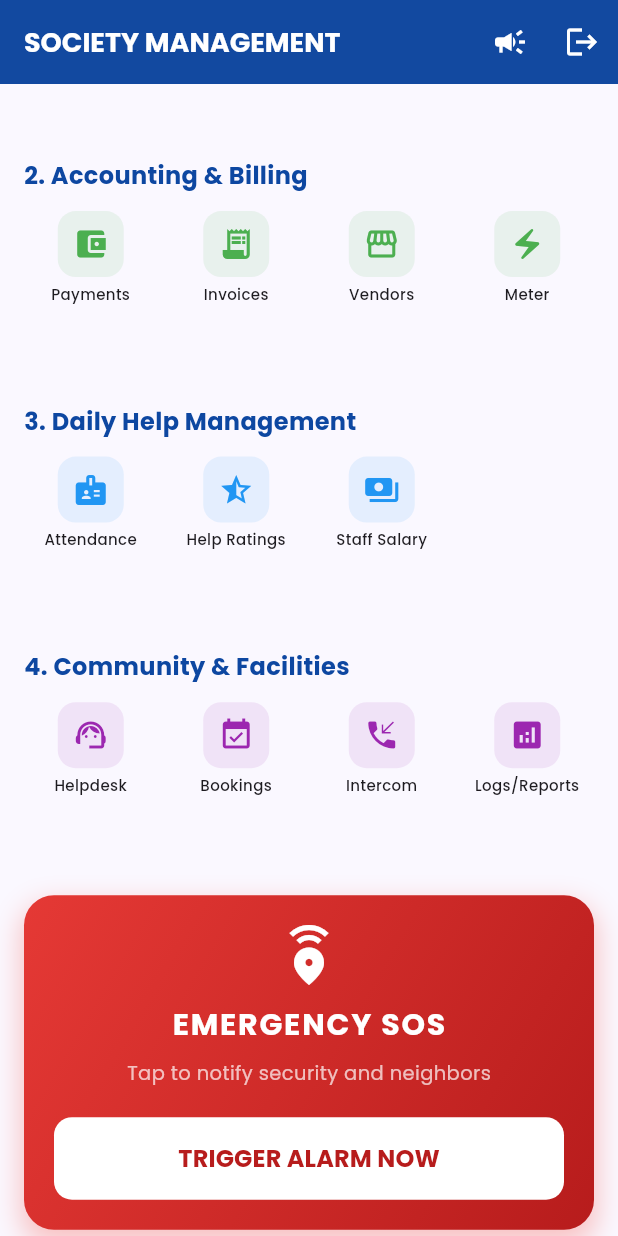
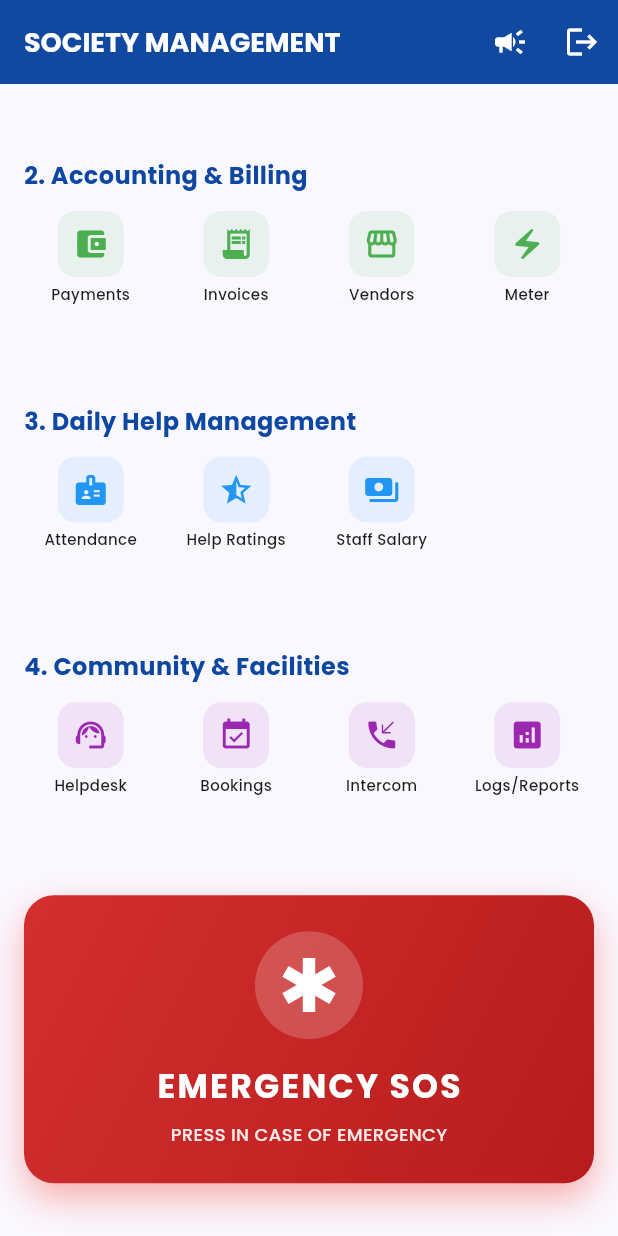
Before and after one commit to DipvisionInfotech/WatchmanApp, a Flutter app: the DashboardScreen screen opened directly, scrolled down 237 dp, on a phone screen of 412 x 824 dp. Run offline on Flutter 3.47's test engine with Material 3 defaults, Android fonts, the phone set to English and light mode, and no system bars; our stand-ins replace font_awesome_flutter, google_fonts.

Commit message:
Update SOS button to a modern full-width card design

```diff
--- a/lib/screens/dashboard_screen.dart
+++ b/lib/screens/dashboard_screen.dart
@@ -271,62 +271,58 @@ class DashboardScreen extends StatelessWidget {
   }
 
   Widget _buildEmergencySection(BuildContext context) {
-    return Container(
+    return InkWell(
+      onTap: () => _triggerEmergency(context),
+      borderRadius: BorderRadius.circular(20),
+      child: Container(
         width: double.infinity,
-      padding: const EdgeInsets.all(20),
+        padding: const EdgeInsets.symmetric(vertical: 24, horizontal: 16),
         decoration: BoxDecoration(
-        gradient: LinearGradient(
-          colors: [Colors.red.shade600, Colors.red.shade900],
+          gradient: const LinearGradient(
+            colors: [Color(0xFFD32F2F), Color(0xFFB71C1C)],
             begin: Alignment.topLeft,
             end: Alignment.bottomRight,
           ),
           borderRadius: BorderRadius.circular(20),
           boxShadow: [
             BoxShadow(
-            color: Colors.red.withOpacity(0.3),
-            blurRadius: 15,
-            spreadRadius: 2,
-            offset: const Offset(0, 8),
+              color: Colors.red.withOpacity(0.4),
+              blurRadius: 20,
+              offset: const Offset(0, 10),
             ),
           ],
         ),
         child: Column(
           children: [
-          const Icon(Icons.emergency_share, color: Colors.white, size: 40),
-          const SizedBox(height: 12),
+            Container(
+              padding: const EdgeInsets.all(12),
+              decoration: BoxDecoration(
+                color: Colors.white.withOpacity(0.2),
+                shape: BoxShape.circle,
+              ),
+              child: const Icon(Icons.emergency, color: Colors.white, size: 48),
+            ),
+            const SizedBox(height: 16),
             Text(
               'EMERGENCY SOS',
               style: GoogleFonts.poppins(
                 color: Colors.white,
                 fontWeight: FontWeight.bold,
-              fontSize: 20,
-              letterSpacing: 1.2,
+                fontSize: 22,
+                letterSpacing: 1.5,
               ),
             ),
             const SizedBox(height: 8),
-          const Text(
-            'Tap to notify security and neighbors',
-            style: TextStyle(color: Colors.white70, fontSize: 13),
-          ),
-          const SizedBox(height: 20),
-          SizedBox(
-            width: double.infinity,
-            child: ElevatedButton(
-              onPressed: () => _triggerEmergency(context),
-              style: ElevatedButton.styleFrom(
-                backgroundColor: Colors.white,
-                foregroundColor: Colors.red.shade900,
-                padding: const EdgeInsets.symmetric(vertical: 16),
-                elevation: 0,
-                shape: RoundedRectangleBorder(borderRadius: BorderRadius.circular(12)),
-              ),
-              child: const Text(
-                'TRIGGER ALARM NOW',
-                style: TextStyle(fontWeight: FontWeight.bold, fontSize: 16),
-              ),
+            Text(
+              'PRESS IN CASE OF EMERGENCY',
+              style: GoogleFonts.poppins(
+                color: Colors.white.withOpacity(0.9),
+                fontWeight: FontWeight.w500,
+                fontSize: 12,
               ),
             ),
           ],
+        ),
       ),
     );
   }
```
Lines whose indentation alone changed are shown as unchanged.
